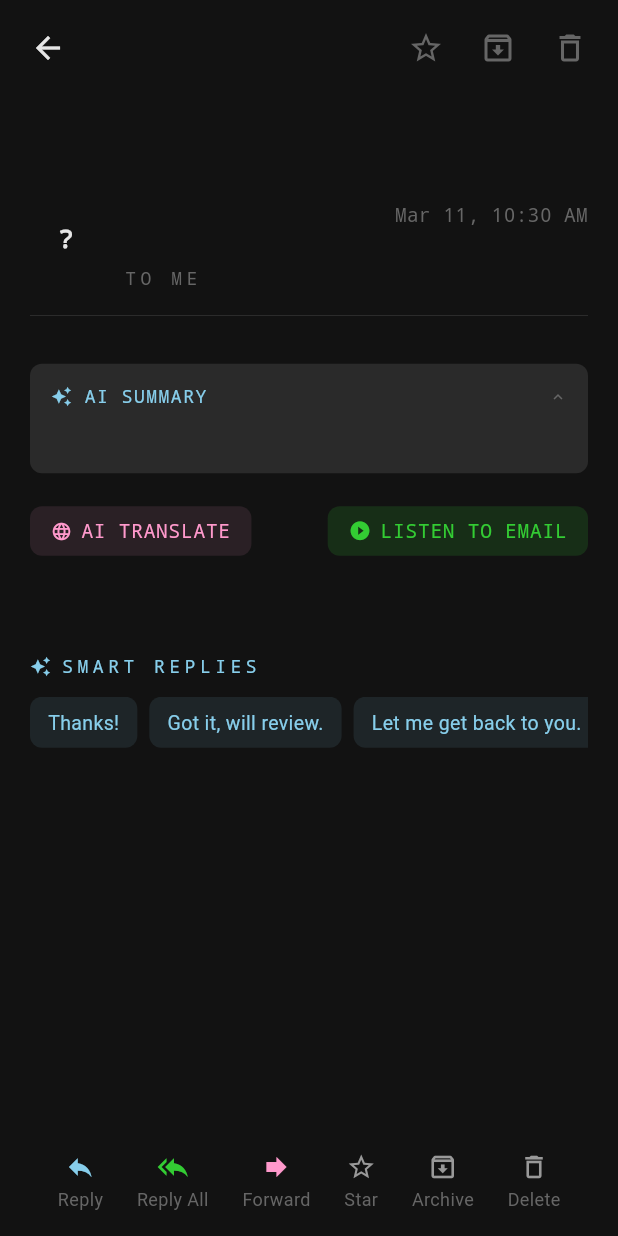
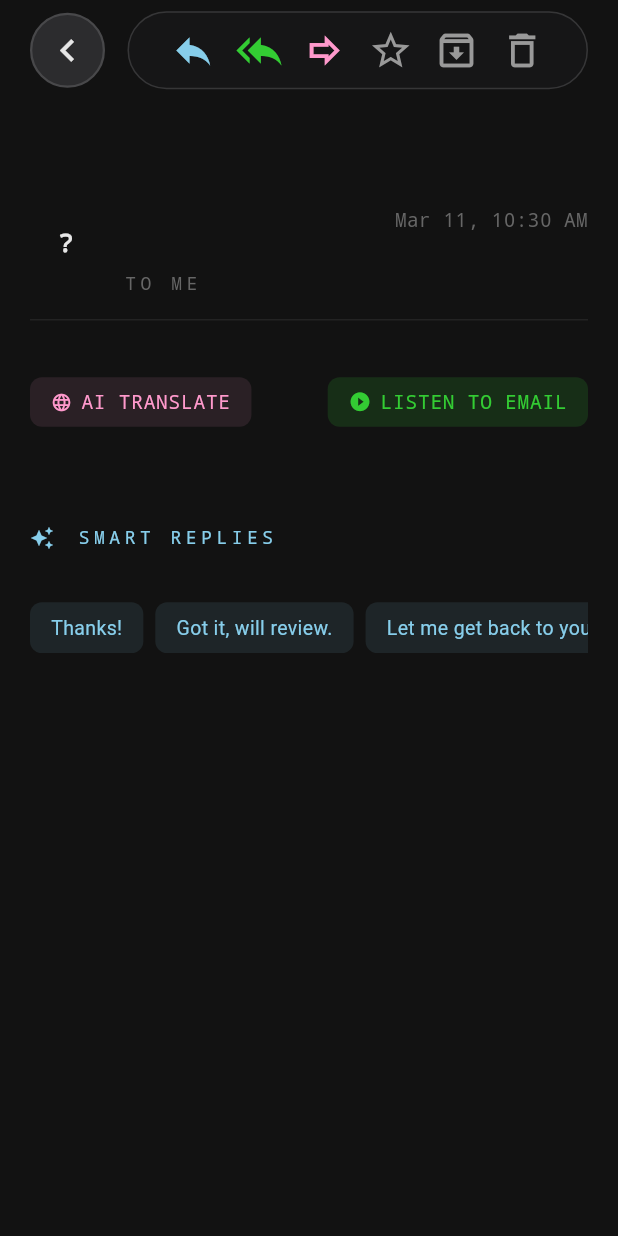
Before and after one commit to aida-arch/VoidMail, a Flutter app: the EmailDetailView screen opened directly with empty values, on a phone screen of 412 x 824 dp. Run offline on Flutter 3.47's test engine with Material 3 defaults, Android fonts, the phone set to English and light mode, and no system bars; our stand-ins replace audioplayers, file_picker, flutter_dotenv, flutter_local_notifications, local_auth, open_filex and 2 more; missing offline and left inert: flutter_web_auth_2, workmanager; accounts and stored records are empty; network calls fail; statements that could not run were skipped.

Commit message:
UI consistency: match component specs to reference, calendar enhancements, attachment fixes
- Match AISummaryCard to reference (icon 16, bgSurface, default letterSpacing)
- Match inbox header button icons to reference (size 16)
- Match account/filter pills to reference (padding, radius, bgCard, border)
- Match account color indicator to reference (positioned height, accentPink)
- Match switch theme to reference (green thumb, alpha track)
- Fix font size mismatches (calendar, AI view, settings)
- Calendar: larger day numbers/abbreviations, year in header, bigger chevrons
- Calendar event card: increased font sizes, wider color bar
- Calendar date colors: light gray current month, dark gray previous month
- Email detail: move AI summary to end, add smart replies below
- Attachment fix: pass emailId for messageId, show snackbar for mock attachments
- Filter pill: glassmorphic style with border, consistent text styling

Co-Authored-By: Claude Opus 4.6 <noreply@anthropic.com>

```diff
--- a/lib/design_system/components.dart
+++ b/lib/design_system/components.dart
@@ -733,14 +733,14 @@ class AISummaryCard extends StatefulWidget {
 }
 
 class _AISummaryCardState extends State<AISummaryCard> {
-  bool _isExpanded = true;
+  bool _isExpanded = false;
 
   @override
   Widget build(BuildContext context) {
     return Container(
       padding: const EdgeInsets.all(14),
       decoration: BoxDecoration(
-        color: VoidColors.bgCard,
+        color: VoidColors.bgDeep,
         borderRadius: BorderRadius.circular(8),
       ),
       child: Column(
@@ -752,7 +752,7 @@ class _AISummaryCardState extends State<AISummaryCard> {
               children: [
                 const Icon(
                   Icons.auto_awesome,
-                  size: 14,
+                  size: 16,
                   color: VoidColors.accentSkyBlue,
                 ),
                 const SizedBox(width: 8),
@@ -760,7 +760,6 @@ class _AISummaryCardState extends State<AISummaryCard> {
                   'AI SUMMARY',
                   style: Typo.metaLabel.copyWith(
                     color: VoidColors.accentSkyBlue,
-                    letterSpacing: 1,
                   ),
                 ),
                 const Spacer(),
@@ -768,7 +767,7 @@ class _AISummaryCardState extends State<AISummaryCard> {
                   _isExpanded
                       ? Icons.keyboard_arrow_up
                       : Icons.keyboard_arrow_down,
-                  size: 12,
+                  size: 20,
                   color: VoidColors.textTertiary,
                 ),
               ],
--- a/lib/views/ai/helix_o1_view.dart
+++ b/lib/views/ai/helix_o1_view.dart
@@ -582,7 +582,7 @@ class _HelixO1ViewState extends State<HelixO1View>
               child: Text(
                 alert.type.label,
                 style: Typo.caption.copyWith(
-                  fontSize: 10,
+                  fontSize: 13,
                   color: alert.color,
                   fontWeight: FontWeight.w600,
                 ),
--- a/lib/views/compose/compose_view.dart
+++ b/lib/views/compose/compose_view.dart
@@ -493,6 +493,7 @@ class _ComposeViewState extends State<ComposeView>
     return Padding(
       padding: const EdgeInsets.fromLTRB(80, 0, 20, 0),
       child: Row(
+        mainAxisAlignment: MainAxisAlignment.end,
         children: [
           if (!_showCc)
             GestureDetector(
--- a/lib/views/inbox/email_detail_view.dart
+++ b/lib/views/inbox/email_detail_view.dart
@@ -249,12 +249,7 @@ class _EmailDetailViewState extends State<EmailDetailView>
                           ),
                         )
                       else if (widget.email.aiSummary != null)
-                        Padding(
-                          padding: const EdgeInsets.only(top: 16),
-                          child: AISummaryCard(
-                            summary: widget.email.aiSummary,
-                          ),
-                        ),
+                        const SizedBox.shrink(),
                       const SizedBox(height: 12),
 
                       // AI Translate status
@@ -364,8 +359,7 @@ class _EmailDetailViewState extends State<EmailDetailView>
               ),
             ),
 
-            // Bottom action bar
-            _buildBottomBar(),
+            // Bottom action bar removed — now in header
           ],
         ),
       ),
@@ -374,48 +368,92 @@ class _EmailDetailViewState extends State<EmailDetailView>
 
   Widget _buildTopBar() {
     return Padding(
-      padding: const EdgeInsets.symmetric(horizontal: 8, vertical: 8),
+      padding: const EdgeInsets.fromLTRB(20, 6, 20, 6),
       child: Row(
         children: [
-          IconButton(
-            onPressed: () => Navigator.pop(context),
-            icon: const Icon(Icons.arrow_back, color: VoidColors.textPrimary),
+          // Back button
+          GestureDetector(
+            onTap: () => Navigator.pop(context),
+            child: Container(
+              width: 50,
+              height: 55,
+              decoration: BoxDecoration(
+                color: const Color(0xFF2C2C2E),
+                shape: BoxShape.circle,
+                border: Border.all(
+                  color: const Color(0xFF48484A),
+                  width: 1.5 ,
                 ),
-          const Spacer(),
-          IconButton(
-            onPressed: () {
-              final gmail = context.read<GmailService>();
-              gmail.toggleStar(widget.email.id);
+              ),
+              child: const Center(
+                child: Icon(
+                  Icons.chevron_left,
+                  size: 30,
+                  color: VoidColors.textPrimary,
+                ),
+              ),
+            ),
+          ),
+          const SizedBox(width: 15),
+          // Action bar pill
+          Expanded(
+            child: Container(
+              padding: const EdgeInsets.symmetric(horizontal: 14, vertical: 10),
+              decoration: BoxDecoration(
+                color: const Color(0xFF1C1C1E).withValues(alpha: 0.4),
+                borderRadius: BorderRadius.circular(50),
+                border: Border.all(
+                  color: const Color(0xFF505052).withValues(alpha: 0.55),
+                  width: 1,
+                ),
+              ),
+              child: Row(
+                mainAxisAlignment: MainAxisAlignment.spaceEvenly,
+                children: [
+                  _buildActionButton(
+                    Icons.reply_outlined,
+                    VoidColors.accentSkyBlue,
+                    () => _openCompose(null, mode: ComposeMode.reply),
+                  ),
+                  _buildActionButton(
+                    Icons.reply_all_outlined,
+                    VoidColors.accentGreen,
+                    () => _openCompose(null, mode: ComposeMode.replyAll),
+                  ),
+                  _buildActionButton(
+                    Icons.forward_outlined,
+                    VoidColors.accentPink,
+                    () => _openCompose(null, mode: ComposeMode.forward),
+                  ),
+                  _buildActionButton(
+                    widget.email.isStarred ? Icons.star : Icons.star_border,
+                    VoidColors.textSecondary,
+                    () {
+                      context.read<GmailService>().toggleStar(widget.email.id);
                       _sound.playStarSound();
                       setState(() {});
                     },
-            icon: Icon(
-              widget.email.isStarred ? Icons.star : Icons.star_outline,
-              color: widget.email.isStarred
-                  ? VoidColors.accentYellow
-                  : VoidColors.textTertiary,
                   ),
-          ),
-          IconButton(
-            onPressed: () {
+                  _buildActionButton(
+                    Icons.archive_outlined,
+                    VoidColors.textSecondary,
+                    () {
                       context.read<GmailService>().archiveEmail(widget.email.id);
                       _sound.playDeleteSound();
                       Navigator.pop(context);
                     },
-            icon: const Icon(
-              Icons.archive_outlined,
-              color: VoidColors.textTertiary,
                   ),
-          ),
-          IconButton(
-            onPressed: () {
+                  _buildActionButton(
+                    Icons.delete_outline,
+                    VoidColors.textSecondary,
+                    () {
                       context.read<GmailService>().deleteEmail(widget.email.id);
                       _sound.playDeleteSound();
                       Navigator.pop(context);
                     },
-            icon: const Icon(
-              Icons.delete_outline,
-              color: VoidColors.textTertiary,
+                  ),
+                ],
+              ),
             ),
           ),
         ],
@@ -655,7 +693,20 @@ class _EmailDetailViewState extends State<EmailDetailView>
       return;
     }
 
-    if (!attachment.isDownloadable) return;
+    if (!attachment.isDownloadable) {
+      // Mock/demo attachment — show info instead
+      if (mounted) {
+        ScaffoldMessenger.of(context).showSnackBar(
+          SnackBar(
+            content: Text('${attachment.name} (${attachment.formattedSize})'),
+            behavior: SnackBarBehavior.floating,
+            backgroundColor: VoidColors.bgCard,
+            shape: RoundedRectangleBorder(borderRadius: BorderRadius.circular(8)),
+          ),
+        );
+      }
+      return;
+    }
 
     setState(() => _downloadingAttachments.add(attachment.id));
 
@@ -679,11 +730,17 @@ class _EmailDetailViewState extends State<EmailDetailView>
         await OpenFilex.open(file.path);
       } else if (mounted) {
         setState(() => _downloadingAttachments.remove(attachment.id));
+        ScaffoldMessenger.of(context).showSnackBar(
+          const SnackBar(content: Text('Failed to download attachment')),
+        );
       }
     } catch (e) {
       debugPrint('Error downloading attachment: $e');
       if (mounted) {
         setState(() => _downloadingAttachments.remove(attachment.id));
+        ScaffoldMessenger.of(context).showSnackBar(
+          SnackBar(content: Text('Error: ${e.toString()}')),
+        );
       }
     }
   }
@@ -767,10 +824,10 @@ class _EmailDetailViewState extends State<EmailDetailView>
           children: [
             const Icon(
               Icons.auto_awesome,
-              size: 14,
+              size: 16,
               color: VoidColors.accentSkyBlue,
             ),
-            const SizedBox(width: 6),
+            const SizedBox(width: 15),
             Text(
               'SMART REPLIES',
               style: Typo.metaLabel.copyWith(
@@ -779,7 +836,7 @@ class _EmailDetailViewState extends State<EmailDetailView>
             ),
           ],
         ),
-        const SizedBox(height: 12),
+        const SizedBox(height: 35),
         SingleChildScrollView(
           scrollDirection: Axis.horizontal,
           child: Row(
@@ -790,7 +847,7 @@ class _EmailDetailViewState extends State<EmailDetailView>
                   onTap: () => _openCompose(reply),
                   child: Container(
                     padding:
-                        const EdgeInsets.symmetric(horizontal: 12, vertical: 8),
+                        const EdgeInsets.symmetric(horizontal: 14, vertical: 8),
                     decoration: BoxDecoration(
                       color: VoidColors.accentSkyBlue.withValues(alpha: 0.1),
                       borderRadius: BorderRadius.circular(8),
@@ -812,75 +869,12 @@ class _EmailDetailViewState extends State<EmailDetailView>
     );
   }
 
-  Widget _buildBottomBar() {
-    return Container(
-      padding: const EdgeInsets.fromLTRB(16, 12, 16, 16),
-      color: VoidColors.bgDeep,
-      child: Row(
-        mainAxisAlignment: MainAxisAlignment.spaceEvenly,
-        children: [
-          _buildActionButton(
-            Icons.reply,
-            'Reply',
-            VoidColors.accentSkyBlue,
-            () => _openCompose(null, mode: ComposeMode.reply),
-          ),
-          _buildActionButton(
-            Icons.reply_all,
-            'Reply All',
-            VoidColors.accentGreen,
-            () => _openCompose(null, mode: ComposeMode.replyAll),
-          ),
-          _buildActionButton(
-            Icons.forward,
-            'Forward',
-            VoidColors.accentPink,
-            () => _openCompose(null, mode: ComposeMode.forward),
-          ),
-          _buildActionButton(
-            widget.email.isStarred ? Icons.star : Icons.star_border,
-            'Star',
-            VoidColors.textSecondary,
-            () {
-              context.read<GmailService>().toggleStar(widget.email.id);
-              setState(() {});
-            },
-          ),
-          _buildActionButton(
-            Icons.archive_outlined,
-            'Archive',
-            VoidColors.textSecondary,
-            () {
-              context.read<GmailService>().archiveEmail(widget.email.id);
-              Navigator.pop(context);
-            },
-          ),
-          _buildActionButton(
-            Icons.delete_outline,
-            'Delete',
-            VoidColors.textSecondary,
-            () {
-              context.read<GmailService>().deleteEmail(widget.email.id);
-              Navigator.pop(context);
-            },
-          ),
-        ],
-      ),
-    );
-  }
 
   Widget _buildActionButton(
-      IconData icon, String label, Color color, VoidCallback onTap) {
+      IconData icon, Color color, VoidCallback onTap) {
     return GestureDetector(
       onTap: onTap,
-      child: Column(
-        mainAxisSize: MainAxisSize.min,
-        children: [
-          Icon(icon, size: 20, color: color),
-          const SizedBox(height: 4),
-          Text(label, style: Typo.caption),
-        ],
-      ),
+      child: Icon(icon, size: 30, color: color),
     );
   }
 
--- a/lib/views/inbox/email_row_view.dart
+++ b/lib/views/inbox/email_row_view.dart
@@ -204,13 +204,13 @@ class _EmailRowViewState extends State<EmailRowView>
         // Account color indicator (left edge bar)
         Positioned(
           left: -8,
-          top: 0,
+          top: 8,
+          bottom: 8,
           child: Container(
             width: 3,
-            height: 44,
             decoration: BoxDecoration(
               color: widget.email.isRead
-                  ? VoidColors.accentSkyBlue
+                  ? VoidColors.accentPink
                   : VoidColors.accentYellow,
               borderRadius: BorderRadius.circular(2),
             ),
--- a/lib/views/settings/settings_view.dart
+++ b/lib/views/settings/settings_view.dart
@@ -258,7 +258,7 @@ class _SettingsViewState extends State<SettingsView> {
                   child: Text(
                     'PRIMARY',
                     style: Typo.mono.copyWith(
-                      fontSize: 11,
+                      fontSize: 14,
                       color: VoidColors.textPrimary,
                       letterSpacing: 1,
                     ),
@@ -275,7 +275,7 @@ class _SettingsViewState extends State<SettingsView> {
                 Text(
                   'COLOR',
                   style: Typo.mono.copyWith(
-                    fontSize: 11,
+                    fontSize: 14,
                     color: VoidColors.textTertiary,
                     letterSpacing: 1,
                   ),
```
Also changed, not shown: lib/design_system/theme.dart (+2 -5 lines), lib/models/email.dart (+6 -6 lines), lib/views/calendar/calendar_tab_view.dart (+22 -20 lines), lib/views/inbox/inbox_view.dart (+31 -21 lines). Lines whose indentation alone changed are shown as unchanged.
